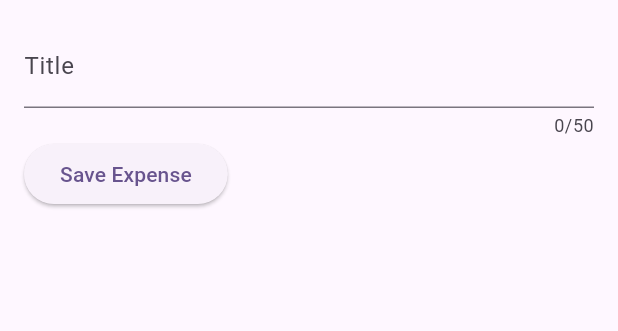
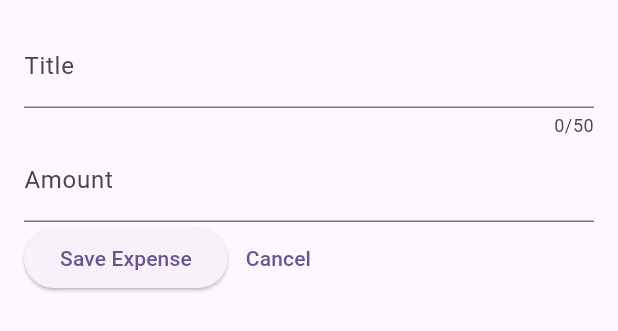
Before and after one commit to tamathecxder/expense-tracker, a Flutter app: the ExpenseModal widget shown alone on an empty page, opened directly, after a tap on "Save Expense", on a phone screen of 412 x 824 dp. Shown: the top 331 px of the screen. Run offline on Flutter 3.47's test engine with Material 3 defaults, Android fonts, the phone set to English and light mode, and no system bars.

Commit message:
chore(expense_modal): add amount input and cancel button

```diff
--- a/lib/components/expense_modal.dart
+++ b/lib/components/expense_modal.dart
@@ -8,10 +8,15 @@ class ExpenseModal extends StatefulWidget {
 }
 
 class _ExpenseModalState extends State<ExpenseModal> {
-  String _titleValue = '';
+  TextEditingController _titleController = TextEditingController();
+  TextEditingController _amountController = TextEditingController();
 
-  _saveTitleInput(String value) {
-    _titleValue = value;
+  @override
+  void dispose() {
+    super.dispose();
+
+    _titleController.dispose();
+    _amountController.dispose();
   }
 
   @override
@@ -22,18 +27,29 @@ class _ExpenseModalState extends State<ExpenseModal> {
         mainAxisSize: MainAxisSize.min,
         children: [
           TextField(
-            onChanged: _saveTitleInput,
+            controller: _titleController,
             maxLength: 50,
             decoration: const InputDecoration(labelText: 'Title'),
+          ),
+          TextField(
+            keyboardType: TextInputType.number,
+            controller: _amountController,
+            decoration: const InputDecoration(labelText: 'Amount'),
           ),
           Row(
             children: [
               ElevatedButton(
                 onPressed: () {
-                  print(_titleValue);
+                  print(_titleController.text);
                 },
                 child: const Text(
                   'Save Expense',
+                ),
+              ),
+              TextButton(
+                onPressed: () {},
+                child: Text(
+                  'Cancel',
                 ),
               ),
             ],
```
